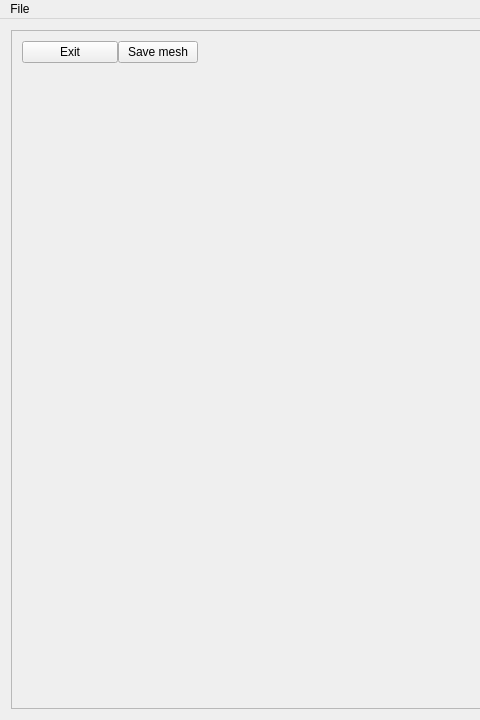
Qt form Source/mainwindow.ui (ljsp/Mesh_Computer_Geometry) before a commit; both pictures show x 0 to 480 and y 0 to 720 of the 1280 by 720 pixel window.
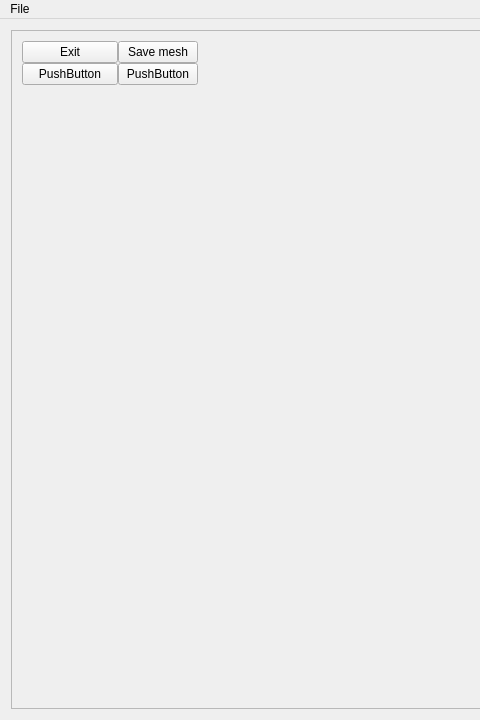
The same form after that commit. Icons and pictures are not drawn. Custom widgets are drawn as their Qt base class.

What changed in the file:
```diff
--- a/Source/mainwindow.ui
+++ b/Source/mainwindow.ui
@@ -97,13 +97,6 @@
            <property name="bottomMargin">
             <number>0</number>
            </property>
-           <item row="0" column="1">
-            <widget class="QPushButton" name="pushButton_2">
-             <property name="text">
-              <string>Exit</string>
-             </property>
-            </widget>
-           </item>
            <item row="0" column="0">
             <widget class="QPushButton" name="pushButton">
              <property name="text">
@@ -111,6 +104,43 @@
              </property>
             </widget>
            </item>
+           <item row="0" column="1">
+            <widget class="QPushButton" name="pushButton_2">
+             <property name="text">
+              <string>Exit</string>
+             </property>
+            </widget>
+           </item>
+           <item row="2" column="0">
+            <widget class="QPushButton" name="pushButton_4">
+             <property name="text">
+              <string>PushButton</string>
+             </property>
+            </widget>
+           </item>
+           <item row="2" column="1">
+            <widget class="QPushButton" name="pushButton_3">
+             <property name="text">
+              <string>PushButton</string>
+             </property>
+            </widget>
+           </item>
+           <item row="3" column="1">
+            <spacer name="verticalSpacer">
+             <property name="orientation">
+              <enum>Qt::Vertical</enum>
+             </property>
+             <property name="sizeType">
+              <enum>QSizePolicy::Fixed</enum>
+             </property>
+             <property name="sizeHint" stdset="0">
+              <size>
+               <width>20</width>
+               <height>600</height>
+              </size>
+             </property>
+            </spacer>
+           </item>
           </layout>
          </widget>
         </widget>
```
